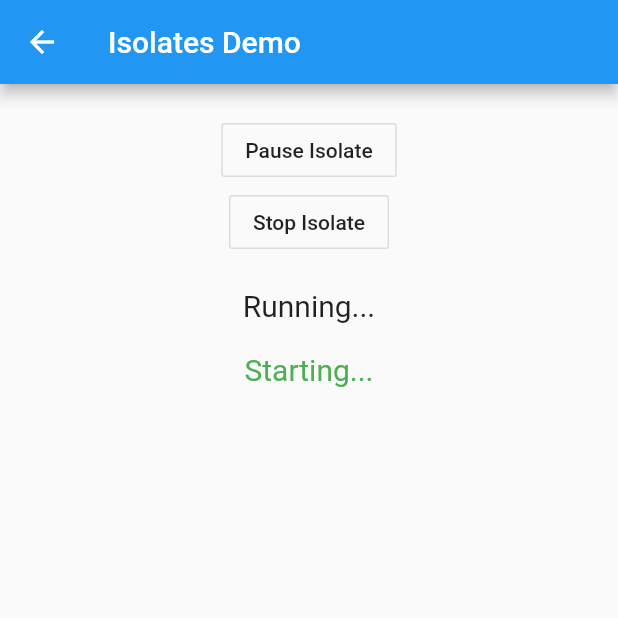
After one commit to neerajmaurya250/download_on_isolate_thread, a Flutter app: the PerformancePage screen opened directly, after a tap on "Start Isolate", on a phone screen of 412 x 824 dp, the top half of it. The commit adds this screen. Run offline on Flutter 3.47's test engine with Material 2 defaults, Android fonts, the phone set to English and light mode, and no system bars; our stand-ins replace permission_handler.

Commit message:
example code included

```diff
--- /dev/null
+++ b/lib/example.dart
@@ -0,0 +1,164 @@
+import 'package:flutter/material.dart';
+import 'dart:isolate';
+import 'dart:math';
+import 'dart:async';
+
+class PerformancePage extends StatefulWidget {
+  final String title = "Isolates Demo";
+
+  @override
+  _PerformancePageState createState() => _PerformancePageState();
+}
+
+class _PerformancePageState extends State<PerformancePage> {
+  //
+  Isolate _isolate;
+  bool _running = false;
+  bool _paused = false;
+  String _message = '';
+  String _threadStatus = '';
+  ReceivePort _receivePort;
+  Capability _capability;
+
+  void _start() async {
+    if (_running) {
+      return;
+    }
+    setState(() {
+      _running = true;
+      _message = 'Starting...';
+      _threadStatus = 'Running...';
+    });
+    _receivePort = ReceivePort();
+    ThreadParams threadParams = ThreadParams(2000, _receivePort.sendPort);
+    _isolate = await Isolate.spawn(
+      _isolateHandler,
+      threadParams,
+    );
+    _receivePort.listen(_handleMessage, onDone: () {
+      setState(() {
+        _threadStatus = 'Stopped';
+      });
+    });
+  }
+
+  void _pause() {
+    if (null != _isolate) {
+      _paused ? _isolate.resume(_capability) : _capability = _isolate.pause();
+      setState(() {
+        _paused = !_paused;
+        _threadStatus = _paused ? 'Paused' : 'Resumed';
+      });
+    }
+  }
+
+  void _stop() {
+    if (null != _isolate) {
+      setState(() {
+        _running = false;
+      });
+      _receivePort.close();
+      _isolate.kill(priority: Isolate.immediate);
+      _isolate = null;
+    }
+  }
+
+  void _handleMessage(dynamic data) {
+    setState(() {
+      _message = data;
+    });
+  }
+
+  static void _isolateHandler(ThreadParams threadParams) async {
+    heavyOperation(threadParams);
+  }
+
+  static void heavyOperation(ThreadParams threadParams) async {
+    int count = 10000;
+    while (true) {
+      int sum = 0;
+      for (int i = 0; i < count; i++) {
+        sum += await computeSum(1000);
+      }
+      count += threadParams.val;
+      threadParams.sendPort.send(sum.toString());
+    }
+  }
+
+  static Future<int> computeSum(int num) {
+    Random random = Random();
+    return Future(() {
+      int sum = 0;
+      for (int i = 0; i < num; i++) {
+        sum += random.nextInt(100);
+      }
+      return sum;
+    });
+  }
+
+  @override
+  Widget build(BuildContext context) {
+    return new Scaffold(
+      appBar: new AppBar(
+        title: new Text(widget.title),
+      ),
+      body: new Container(
+        padding: EdgeInsets.all(20.0),
+        alignment: Alignment.center,
+        child: new Column(
+          children: <Widget>[
+            !_running
+                ? OutlineButton(
+              child: Text('Start Isolate'),
+              onPressed: () {
+                _start();
+              },
+            )
+                : SizedBox(),
+            _running
+                ? OutlineButton(
+              child: Text(_paused ? 'Resume Isolate' : 'Pause Isolate'),
+              onPressed: () {
+                _pause();
+              },
+            )
+                : SizedBox(),
+            _running
+                ? OutlineButton(
+              child: Text('Stop Isolate'),
+              onPressed: () {
+                _stop();
+              },
+            )
+                : SizedBox(),
+            SizedBox(
+              height: 20.0,
+            ),
+            Text(
+              _threadStatus,
+              style: TextStyle(
+                fontSize: 20.0,
+              ),
+            ),
+            SizedBox(
+              height: 20.0,
+            ),
+            Text(
+              _message,
+              style: TextStyle(
+                fontSize: 20.0,
+                color: Colors.green,
+              ),
+            ),
+          ],
+        ),
+      ),
+    );
+  }
+}
+
+class ThreadParams {
+  ThreadParams(this.val, this.sendPort);
+  int val;
+  SendPort sendPort;
+}
```
Also changed, not shown: lib/main.dart (+5 -20 lines).
